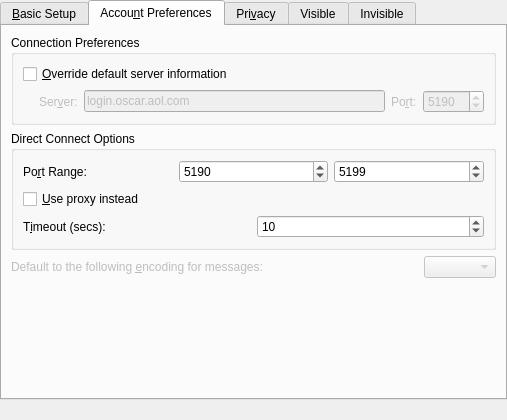
Qt form protocols/oscar/aim/ui/aimeditaccountui.ui (KDE/kopete) before a commit.
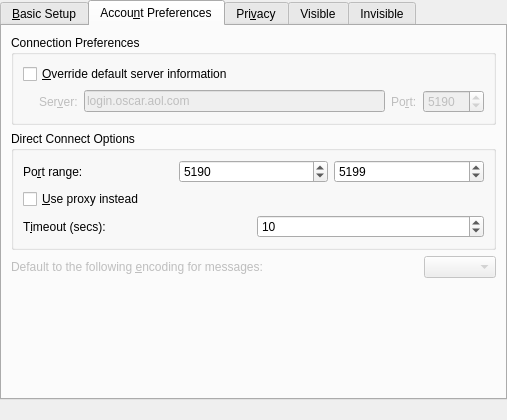
The same form after that commit. The open tabs and pages were chosen to show the change. Custom widgets are drawn as their Qt base class.

Diff of the .ui file:
```diff
--- a/protocols/oscar/aim/ui/aimeditaccountui.ui
+++ b/protocols/oscar/aim/ui/aimeditaccountui.ui
@@ -453,7 +453,7 @@
                <string>The ports to use when listening for direct connections. These must not be blocked by a firewall or router.</string>
               </property>
               <property name="text" >
-               <string>Po&amp;rt Range:</string>
+               <string>Po&amp;rt range:</string>
               </property>
               <property name="buddy" >
                <cstring>sbxFirstPort</cstring>
@@ -660,7 +660,7 @@
        <item>
         <widget class="QGroupBox" name="groupBox_4" >
          <property name="title" >
-          <string>Visibility settings</string>
+          <string>Visibility Settings</string>
          </property>
          <layout class="QGridLayout" >
           <property name="leftMargin" >
```
